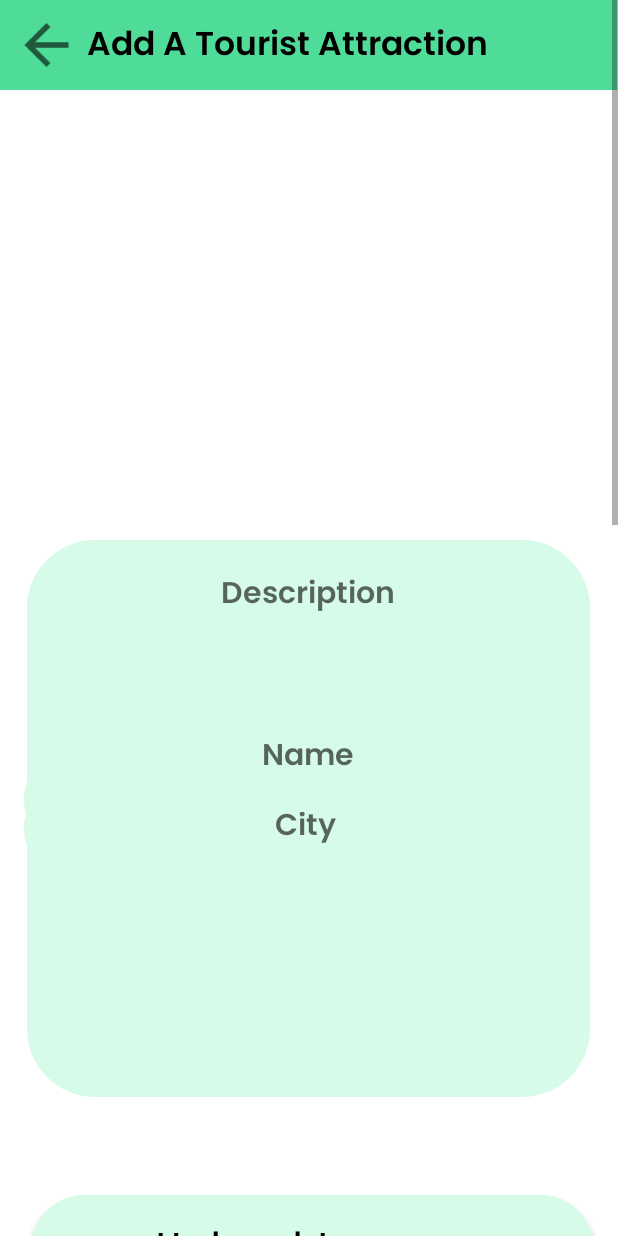
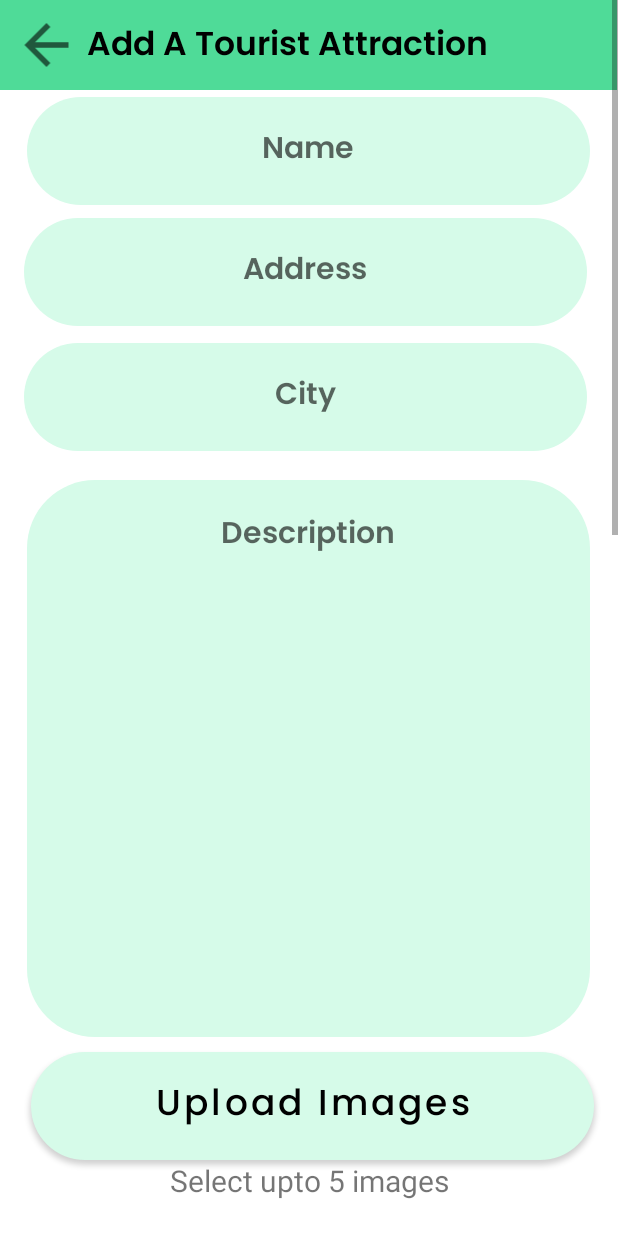
Before and after one commit to BeastMaster99/AlgoHeroes_tour_management_system, an Android app: the addTouristAttraction screen opened directly, with no data from a screen before it, on a phone screen of 412 x 824 dp. Run offline under Robolectric (Android 15) with nearby library versions, the phone set to English and light mode, and no system bars; our stand-ins replace Firebase (no records; nobody signed in at launch, a user with empty details on screens opened directly); pictures from the network do not load.

Commit message:
update completed add tourist Attraction page

```diff
--- a/app/src/main/java/com/example/madfinalproject/addTouristAttraction.java
+++ b/app/src/main/java/com/example/madfinalproject/addTouristAttraction.java
@@ -273,6 +273,16 @@
             }
         });
 
+        //setting the on click listner to upload button
+        button10.setOnClickListener(new View.OnClickListener() {
+            @Override
+            public void onClick(View view) {
+                uploadPlaces();
+            }
+        });
+
+
+
     }
     private String getImgExtension(Uri uri) {
         ContentResolver resolver = getContentResolver();
--- a/app/src/main/res/layout/activity_add_tourist_attraction.xml
+++ b/app/src/main/res/layout/activity_add_tourist_attraction.xml
@@ -18,7 +18,8 @@
             android:id="@+id/button6"
             android:layout_width="375dp"
             android:layout_height="72dp"
-            android:layout_marginTop="65dp"
+            android:layout_marginTop="10dp"
+            android:layout_marginBottom="1000dp"
             android:background="@drawable/rounded_button"
             android:fontFamily="@font/font4"
             android:text="@string/uploadImages"
@@ -38,7 +39,8 @@
             android:id="@+id/textView20"
             android:layout_width="wrap_content"
             android:layout_height="wrap_content"
-            android:layout_marginTop="750dp"
+            android:layout_marginTop="670dp"
+            android:layout_marginBottom="1000dp"
             android:text="@string/maxImages"
             android:textSize="20sp"
             app:layout_constraintBottom_toBottomOf="parent"
@@ -63,7 +65,7 @@
                 android:contentDescription="@string/hotel_img1_desc"
                 android:scaleType="centerCrop"
                 android:src="@drawable/ic_launcher_background"
-                android:visibility="visible" />
+                android:visibility="gone" />
 
             <ImageView
                 android:id="@+id/placeImg2"
@@ -73,7 +75,7 @@
                 android:contentDescription="@string/hotel_img2_desc"
                 android:scaleType="centerCrop"
                 android:src="@drawable/ic_launcher_background"
-                android:visibility="visible" />
+                android:visibility="gone" />
 
             <ImageView
                 android:id="@+id/placeImg3"
@@ -83,7 +85,7 @@
                 android:contentDescription="@string/hotel_img3_desc"
                 android:scaleType="centerCrop"
                 android:src="@drawable/ic_launcher_background"
-                android:visibility="visible" />
+                android:visibility="gone" />
 
             <ImageView
                 android:id="@+id/placeImg4"
@@ -93,7 +95,7 @@
                 android:contentDescription="@string/hotel_img4_desc"
                 android:scaleType="centerCrop"
                 android:src="@drawable/ic_launcher_background"
-                android:visibility="visible" />
+                android:visibility="gone" />
 
             <ImageView
                 android:id="@+id/placeImg5"
@@ -103,26 +105,25 @@
                 android:contentDescription="@string/hotel_img5_desc"
                 android:scaleType="centerCrop"
                 android:src="@drawable/ic_launcher_background"
-                android:visibility="visible" />
+                android:visibility="gone" />
 
 
         </LinearLayout>
-
 
 
         <Button
             android:id="@+id/button10"
             android:layout_width="375dp"
             android:layout_height="72dp"
-        android:layout_marginTop="200dp"
-        android:layout_marginBottom="20dp"
+            android:layout_marginTop="140dp"
+            android:layout_marginBottom="1000dp"
             android:background="@drawable/rounded_button"
             android:fontFamily="@font/font4"
-        android:textStyle="bold"
             android:text="@string/addAttractions"
             android:textAllCaps="false"
             android:textColor="@color/white"
             android:textSize="35sp"
+            android:textStyle="bold"
             app:backgroundTint="@color/theme_color"
             app:layout_constraintBottom_toBottomOf="parent"
             app:layout_constraintEnd_toEndOf="parent"
@@ -155,19 +156,20 @@
             android:layout_width="375dp"
             android:layout_height="371dp"
             android:layout_marginStart="-1dp"
-        android:layout_marginTop="360dp"
+            android:layout_marginTop="320dp"
             android:layout_marginEnd="1dp"
+            android:layout_marginBottom="1000dp"
             android:background="@drawable/rounded_button_tourist"
             android:ems="10"
             android:fontFamily="@font/font6"
             android:gravity="center_horizontal"
             android:hint="@string/box4"
-        android:textColor="@color/black"
             android:importantForAutofill="no"
             android:inputType="textMultiLine"
             android:minLines="11"
+            android:padding="20dp"
+            android:textColor="@color/black"
             android:textSize="20sp"
-        android:padding="20dp"
             app:hintEnabled="false"
             app:layout_constraintBottom_toBottomOf="parent"
             app:layout_constraintEnd_toEndOf="parent"
@@ -179,12 +181,12 @@
 
         <EditText
             android:id="@+id/textView12"
-        android:textColor="@color/black"
             android:layout_width="375dp"
             android:layout_height="72dp"
             android:layout_marginStart="-1dp"
+            android:layout_marginTop="-360dp"
             android:layout_marginEnd="1dp"
-        android:layout_marginBottom="400dp"
+            android:layout_marginBottom="700dp"
             android:background="@drawable/rounded_button_tourist"
             android:ems="10"
             android:fontFamily="@font/font6"
@@ -192,6 +194,7 @@
             android:hint="@string/box2"
             android:importantForAutofill="no"
             android:inputType="textPersonName"
+            android:textColor="@color/black"
             android:textSize="20sp"
             app:layout_constraintBottom_toBottomOf="parent"
             app:layout_constraintEnd_toEndOf="parent"
@@ -203,13 +206,12 @@
 
         <EditText
             android:id="@+id/textView13"
-        android:textColor="@color/black"
             android:layout_width="375dp"
             android:layout_height="72dp"
             android:layout_marginStart="-1dp"
-        android:layout_marginTop="110dp"
+            android:layout_marginTop="10dp"
             android:layout_marginEnd="1dp"
-        android:layout_marginBottom="230dp"
+            android:layout_marginBottom="1000dp"
             android:background="@drawable/rounded_button_tourist"
             android:ems="10"
             android:fontFamily="@font/font6"
@@ -217,6 +219,7 @@
             android:hint="@string/box3"
             android:importantForAutofill="no"
             android:inputType="textPersonName"
+            android:textColor="@color/black"
             android:textSize="20sp"
             app:layout_constraintBottom_toBottomOf="parent"
             app:layout_constraintEnd_toEndOf="parent"
@@ -228,13 +231,12 @@
 
         <EditText
             android:id="@+id/textView11"
-        android:textColor="@color/black"
             android:layout_width="375dp"
             android:layout_height="72dp"
             android:layout_marginStart="-1dp"
-        android:layout_marginTop="10dp"
+            android:layout_marginTop="-440dp"
             android:layout_marginEnd="1dp"
-        android:layout_marginBottom="700dp"
+            android:layout_marginBottom="1000dp"
             android:background="@drawable/rounded_button_tourist"
             android:ems="10"
             android:fontFamily="@font/font6"
@@ -242,6 +244,7 @@
             android:hint="@string/box1name"
             android:importantForAutofill="no"
             android:inputType="textPersonName"
+            android:textColor="@color/black"
             android:textSize="20sp"
             app:layout_constraintBottom_toBottomOf="parent"
             app:layout_constraintEnd_toEndOf="parent"
```
Lines whose indentation alone changed are shown as unchanged.
